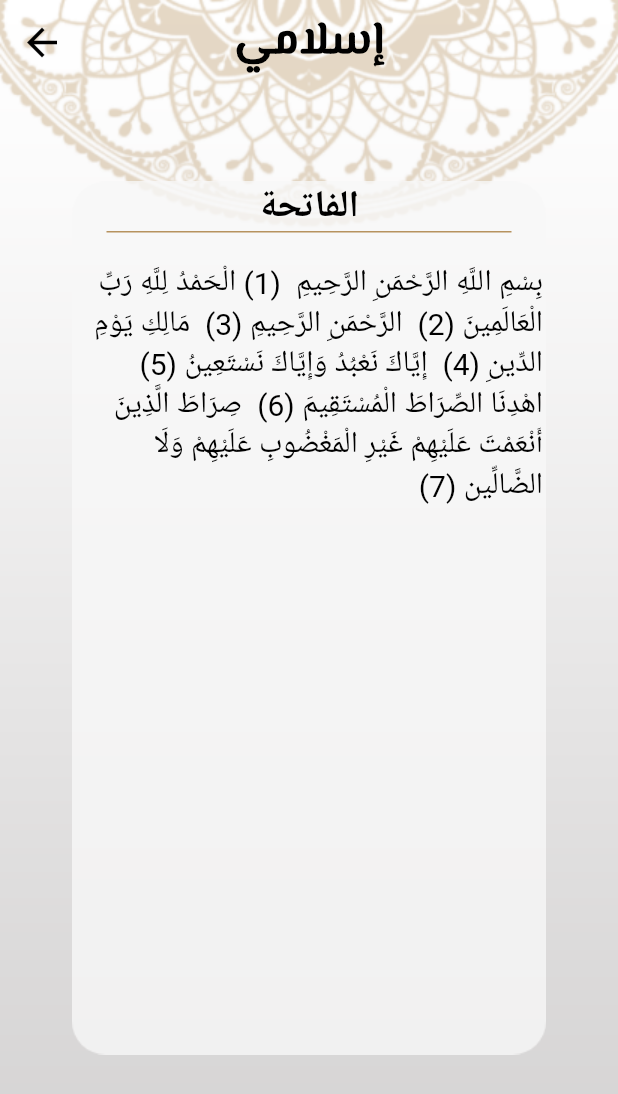
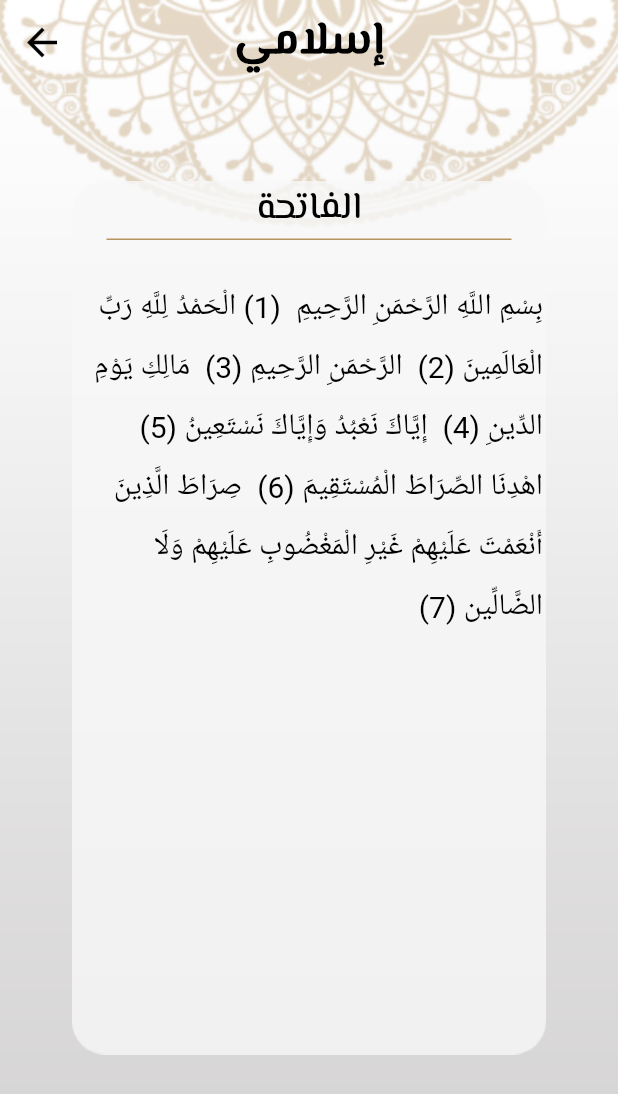
Before and after one commit to Eyadzz/Quran_Application, a Flutter app: the screen it shows after launch, after a tap on "الفاتحة", on a phone screen of 412 x 824 dp. Shown: the top 1094 px of the screen. Run offline on Flutter 3.47's test engine with Material 2 defaults, Android fonts, the phone set to English and light mode, and no system bars; our stand-ins replace splashscreen; Roboto replaces fonts that are missing (DecoType).

Commit message:
Theme changes

```diff
--- a/lib/CustomBottomBar.dart
+++ b/lib/CustomBottomBar.dart
@@ -27,9 +27,9 @@ class _CustomBottomBarState extends State<CustomBottomBar> {
 
   changeColor(index, currentIndex){
     if(index == currentIndex){
-      return provider.isDarkTheme()? Colors.white:activeColor;
+      return provider.isDarkTheme()? Color.fromRGBO(252,196,64,1):activeColor;
     }else{
-      return provider.isDarkTheme()? Color.fromRGBO(252,196,64,1):mainColor;
+      return mainColor;
     }
   }
 
@@ -37,8 +37,6 @@ class _CustomBottomBarState extends State<CustomBottomBar> {
   Widget build(BuildContext context) {
     provider = Provider.of<AppConfigProvider>(context);
     return BottomAppBar(
-      //color: Color(0x46352b),
-        color: provider.isDarkTheme()? Color.fromRGBO(20,26,46,1):Color.fromRGBO(183, 147, 95, 1),
         child: Container(
           padding: EdgeInsets.symmetric(horizontal: 20),
           child: Row(
--- a/lib/HadethScreen.dart
+++ b/lib/HadethScreen.dart
@@ -18,18 +18,6 @@ class _HadethState extends State<HadethScreen> {
   var hadethName=[];
   var colorTheme = Color.fromRGBO(183, 147, 95, 1);
   var colorDarkTheme = Color.fromRGBO(252,196,64,1);
-  var textContentStyle = TextStyle(
-    fontSize: 25,
-    color: Colors.black,
-    fontFamily: "Sultann",
-
-  );
-  var textContentStyleDarkTheme = TextStyle(
-    fontSize: 25,
-    color: Colors.white,
-    fontFamily: "Sultann",
-
-  );
 
   @override
   void  initState(){
@@ -116,10 +104,10 @@ class _HadethState extends State<HadethScreen> {
               style: TextButton.styleFrom(
                 padding: EdgeInsets.all(8.0),
               ),
-              child: provider.isDarkTheme()? Text(
+              child:  Text(
                 name,
-                style: textContentStyleDarkTheme,
-              ): Text (name,style: textContentStyle),
+                style: Theme.of(context).textTheme.bodyText1,
+              ),
             ),
           ),
         ),
@@ -134,11 +122,7 @@ class _HadethState extends State<HadethScreen> {
         decoration: containerBorders,
         child: Center(
           child: Text(text,
-            style: TextStyle(
-              fontSize: 25,
-              fontFamily: "ElMessiri",
-              color: provider.isDarkTheme()? Colors.white:Colors.black,
-            ),
+            style: Theme.of(context).textTheme.headline1
           ),
         ),
       ),
--- a/lib/OptionalThemeData.dart
+++ b/lib/OptionalThemeData.dart
@@ -1,10 +1,83 @@
 import 'package:flutter/material.dart';
 
 class OptionalThemeData {
+
+  static final darkThemeColor = Color.fromRGBO(252,196,64,1);
+  static final lightThemeColor = Color.fromRGBO(183, 147, 95, 1);
+  static final lightTheme =ThemeData(
+      appBarTheme: AppBarTheme(
+          titleTextStyle: TextStyle(color: Colors.black)
+      ),
+      textTheme: TextTheme(
+          bodyText1: TextStyle(
+            color:Colors.black,
+            fontSize: 25,
+            fontFamily: "Sultann",
+          ),
+        headline1: TextStyle(
+          color: Colors.black,
+          fontSize: 25,
+          fontFamily: "ElMessiri",
+        ),
+          headline2: TextStyle(
+            color: Colors.black,
+            fontSize: 25,
+            fontFamily: "ElMessiri",
+          ),
+        bodyText2: TextStyle(fontSize: 20,color:Colors.black,fontFamily: "DecoType", height: 2),
+        headline3: TextStyle(color: Colors.white.withOpacity(1),fontFamily: "Sultann", fontSize: 20),
+      ),
+      bottomAppBarTheme: BottomAppBarTheme(
+      color: lightThemeColor,
+  ),
+      elevatedButtonTheme: ElevatedButtonThemeData(
+          style: ButtonStyle(
+              backgroundColor: MaterialStateProperty.all(Color.fromRGBO(183, 147, 95, 1)),
+              minimumSize: MaterialStateProperty.all(Size(150,40)),
+              shape: MaterialStateProperty.all<RoundedRectangleBorder>(
+                  RoundedRectangleBorder(
+                      borderRadius: BorderRadius.circular(25.0),
+                      side: BorderSide(color:Color.fromRGBO(183, 147, 95, 1)))))
+      )
+  );
+
+
   static final darkTheme =ThemeData(
-    brightness: Brightness.dark,
+      appBarTheme: AppBarTheme(
+          titleTextStyle: TextStyle(color: Colors.white)
+      ),
+    textTheme: TextTheme(
+      bodyText1: TextStyle(
+        color:Colors.white ,
+        fontSize: 25,
+        fontFamily: "Sultann",
+      ),
+      headline1: TextStyle(
+        color: Colors.white,
+        fontSize: 25,
+        fontFamily: "ElMessiri",
+      ),
+        headline2: TextStyle(
+          color: darkThemeColor,
+          fontSize: 25,
+          fontFamily: "ElMessiri",
+        ),
+        bodyText2: TextStyle(fontSize: 20,color:darkThemeColor,fontFamily: "DecoType", height: 2),
+          headline3: TextStyle(color: Colors.black,fontFamily: "Sultann"),
+
+  ),
+    bottomAppBarTheme: BottomAppBarTheme(
+    color: Color.fromRGBO(20, 26, 46, 1),
+  ),
+      elevatedButtonTheme: ElevatedButtonThemeData(
+          style: ButtonStyle(
+              backgroundColor: MaterialStateProperty.all(Color.fromRGBO(252,196,64,1)),
+              minimumSize: MaterialStateProperty.all(Size(150,40)),
+              shape: MaterialStateProperty.all<RoundedRectangleBorder>(
+                  RoundedRectangleBorder(
+                      borderRadius: BorderRadius.circular(25.0),
+                      side: BorderSide(color:Color.fromRGBO(252,196,64,1)))))
+      )
   );
-  static final lightTheme =ThemeData(
-    brightness: Brightness.light,
-  );
+
 }
--- a/lib/QuranScreen.dart
+++ b/lib/QuranScreen.dart
@@ -18,18 +18,6 @@ class _QuranScreenState extends State<QuranScreen> {
   var surasNums=[];
   var colorTheme = Color.fromRGBO(183, 147, 95, 1);
   var colorDarkTheme = Color.fromRGBO(252,196,64,1);
-  var textContentStyle = TextStyle(
-    fontSize: 25,
-    color: Colors.black,
-    fontFamily: "Sultann",
-
-  );
-  var textContentStyleDarkTheme = TextStyle(
-    fontSize: 25,
-    color: Colors.white,
-    fontFamily: "Sultann",
-
-  );
 
   @override
   void  initState(){
@@ -112,10 +100,10 @@ class _QuranScreenState extends State<QuranScreen> {
       children: [
         Expanded(
           child: Center(
-            child: provider.isDarkTheme()? Text(
+            child:  Text(
               number,
-              style: textContentStyleDarkTheme,
-            ): Text (number,style: textContentStyle),
+              style: Theme.of(context).textTheme.bodyText1,
+            ),
           ),
         ),
         Expanded(
@@ -128,10 +116,10 @@ class _QuranScreenState extends State<QuranScreen> {
               style: TextButton.styleFrom(
                 padding: EdgeInsets.zero,
               ),
-              child: provider.isDarkTheme()? Text(
+              child: Text(
                 name,
-                style: textContentStyleDarkTheme,
-              ): Text (name,style: textContentStyle),
+                style: Theme.of(context).textTheme.bodyText1,
+              ),
             ),
           ),
         ),
@@ -146,11 +134,7 @@ class _QuranScreenState extends State<QuranScreen> {
         decoration: containerBorders,
         child: Center(
           child: Text(text,
-            style: TextStyle(
-              fontSize: 25,
-              fontFamily: "ElMessiri",
-              color: provider.isDarkTheme()? Colors.white:Colors.black,
-            ),
+            style: Theme.of(context).textTheme.headline1
           ),
         ),
       ),
--- a/lib/RadioSceen.dart
+++ b/lib/RadioSceen.dart
@@ -25,10 +25,7 @@ class RadioScreen extends StatelessWidget {
             Image.asset("assets/images/radio.png"),
             SizedBox(height: 50),
             Text("إذاعة القرآن الكريم",
-              style: TextStyle(
-                fontSize: 25,
-                fontFamily: "ElMessiri",
-              ),
+              style: Theme.of(context).textTheme.headline2
             ),
             SizedBox(height: 60,),
             Row(
--- a/lib/ReadQuran.dart
+++ b/lib/ReadQuran.dart
@@ -79,11 +79,11 @@ class _ReadQuranState extends State<ReadQuran> {
                 mainAxisAlignment: MainAxisAlignment.center,
                 children:<Widget>[
                   SizedBox(height:120),
-                  Text(Name, style: TextStyle(color: provider.isDarkTheme()? colorDarkTheme:Colors.black ,fontSize: 25,fontWeight: FontWeight.bold)),
+                  Text(Name, style: Theme.of(context).textTheme.headline2),
                   Container(
                     height: 1,
                     width: 270,
-                    color: Color.fromRGBO(183, 147, 95, 1),
+                    color: provider.isDarkTheme()? colorDarkTheme: Color.fromRGBO(183, 147, 95, 1),
                   ),
                   new Expanded(
                       flex: 1,
@@ -99,7 +99,7 @@ class _ReadQuranState extends State<ReadQuran> {
                                         AsyncSnapshot<String>lines) {
                                       if(lines.data!=null){
                                         return new Directionality(textDirection: TextDirection.rtl, child:
-                                        Text(lines.data! ,style: TextStyle(fontSize: 20,color: provider.isDarkTheme()? colorDarkTheme:Colors.black,fontFamily: "DecoType",))
+                                        Text(lines.data! ,style: Theme.of(context).textTheme.bodyText2)
                                         );
                                       }
                                       else{
--- a/lib/TasbeehCounterDisplay.dart
+++ b/lib/TasbeehCounterDisplay.dart
@@ -54,6 +54,7 @@ class _TasbeehCounterDisplayState extends State<TasbeehCounterDisplay> {
   @override
   Widget build(BuildContext context) {
     provider = Provider.of<AppConfigProvider>(context);
+
     return Column(
       mainAxisAlignment: MainAxisAlignment.spaceEvenly,
       children: <Widget>[
@@ -76,8 +77,7 @@ class _TasbeehCounterDisplayState extends State<TasbeehCounterDisplay> {
         SizedBox(
           height: 10,
         ),
-
-        Text('عدد التسبيحات',style: TextStyle(color: provider.isDarkTheme()?Colors.white: Colors.black, fontFamily: "ElMessiri", ), textScaleFactor: 2,),
+        Text('عدد التسبيحات',style: Theme.of(context).textTheme.headline1,),
         SizedBox(
           height: 20,
         ),
@@ -104,13 +104,7 @@ class _TasbeehCounterDisplayState extends State<TasbeehCounterDisplay> {
         ElevatedButton(
             onPressed: null,
             child: Text(tasbeehButtonLabel, textScaleFactor: 1.6,style: TextStyle(color: provider.isDarkTheme()? Colors.black: Colors.white.withOpacity(1),fontFamily: "Sultann",)),
-            style: ButtonStyle(
-                backgroundColor: MaterialStateProperty.all(provider.isDarkTheme()? Color.fromRGBO(252,196,64,1):Color.fromRGBO(183, 147, 95, 1)),
-                minimumSize: MaterialStateProperty.all(Size(150,40)),
-                shape: MaterialStateProperty.all<RoundedRectangleBorder>(
-                    RoundedRectangleBorder(
-                        borderRadius: BorderRadius.circular(25.0),
-                        side: BorderSide(color:Color.fromRGBO(183, 147, 95, 1))))))
+            )
       ],
     );
   }
```
Also changed, not shown: pubspec.lock.
